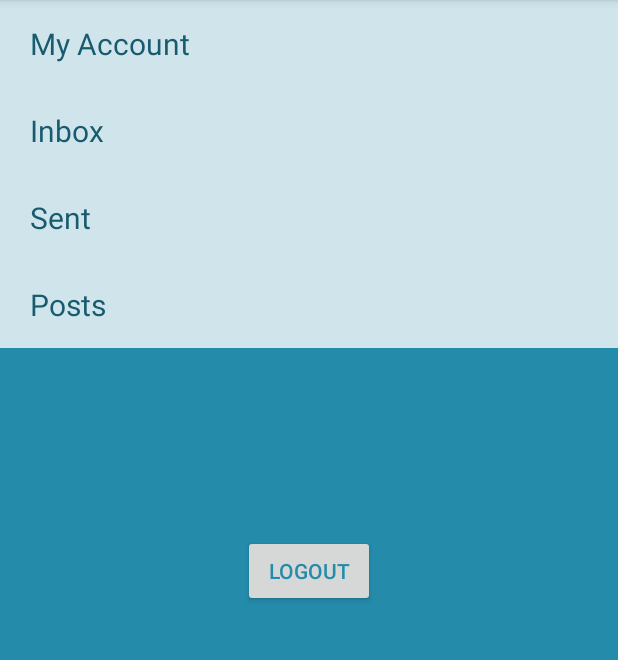
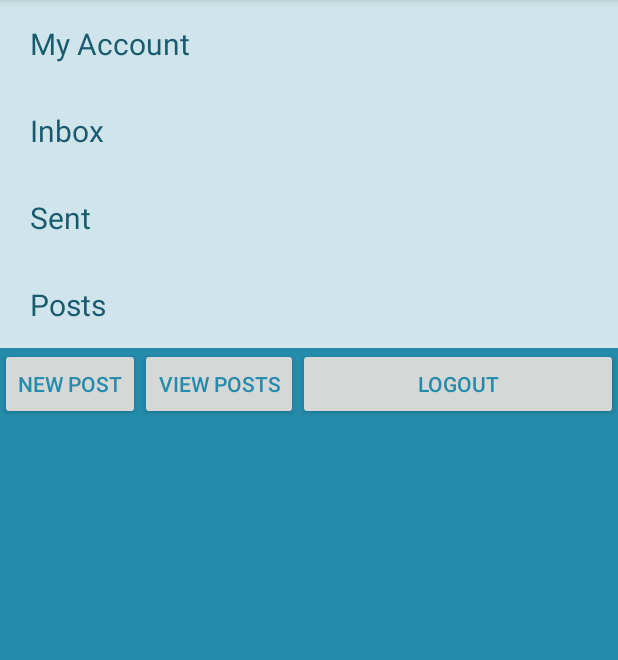
Before and after one commit to codyweis/iDea, an Android app: the Profile screen opened directly, with no data from a screen before it, on a phone screen of 412 x 824 dp, the part 84-744 px from its top. Run offline under Robolectric (Android 15) with nearby library versions, the phone set to English and light mode, and no system bars; our stand-ins replace Volley; network calls fail.

Commit message:
Displays Posts, new buttons, new icon

```diff
--- a/app/src/main/AndroidManifest.xml
+++ b/app/src/main/AndroidManifest.xml
@@ -34,6 +34,9 @@
         <activity
             android:name=".Profile">
         </activity>
+        <activity
+            android:name=".DisplayPosts">
+        </activity>
     </application>
 
 </manifest>
--- a/app/src/main/java/apps/luck3y/com/idea/Config.java
+++ b/app/src/main/java/apps/luck3y/com/idea/Config.java
@@ -28,6 +28,10 @@ public class Config {
     public static final String topic_id = "topic_id";
     public static final String topic_title = "title";
 
+    //variables for getposts
+    public static final String post_content = "content";
+    public static final String post_user = "user";
+
     //variables for getuserdata
     public static final String getUsername = "username";
     public static final String getfname = "fname";
@@ -37,6 +41,7 @@ public class Config {
     //json array
     public static final String json_array = "result";
     public static final String json_array_user = "resultUser";
+    public static final String json_array_post = "resultPost";
 
    //Check server response is equal to this string from php file
     public static final String logInMessage = "connected";
--- a/app/src/main/java/apps/luck3y/com/idea/Home.java
+++ b/app/src/main/java/apps/luck3y/com/idea/Home.java
@@ -7,8 +7,6 @@ import android.content.SharedPreferences;
 import android.os.Bundle;
 import android.support.v7.app.AlertDialog;
 import android.support.v7.app.AppCompatActivity;
-import android.view.Menu;
-import android.view.MenuItem;
 import android.view.View;
 
 import android.widget.AdapterView;
@@ -16,7 +14,6 @@ import android.widget.ArrayAdapter;
 import android.widget.Button;
 import android.widget.EditText;
 import android.widget.Spinner;
-import android.widget.TextView;
 import android.widget.Toast;
 
 import com.android.volley.AuthFailureError;
@@ -167,7 +164,7 @@ public class Home extends AppCompatActivity implements View.OnClickListener, Spi
                     @Override
                     public void onResponse(String response) {
                         Toast.makeText(Home.this, "Posted", Toast.LENGTH_LONG).show();
-                        Intent intent = new Intent(Home.this, Profile.class);
+                        Intent intent = new Intent(Home.this, DisplayPosts.class);
                         startActivity(intent);
                     }
                 },
--- a/app/src/main/java/apps/luck3y/com/idea/Profile.java
+++ b/app/src/main/java/apps/luck3y/com/idea/Profile.java
@@ -33,6 +33,8 @@ import java.util.ArrayList;
 public class Profile extends AppCompatActivity implements View.OnClickListener{
 
     Button btnLgout;
+    Button btnProfile;
+    Button btnPost;
 
     TextView acnt;
     TextView inbx;
@@ -50,8 +52,12 @@ public class Profile extends AppCompatActivity implements View.OnClickListener{
         pst = (TextView) findViewById(R.id.txtViewPsts);
 
         btnLgout = (Button) findViewById(R.id.btnlgout);
+        btnProfile = (Button) findViewById(R.id.btnViewPostsProfile);
+        btnPost = (Button) findViewById(R.id.btnNewPostProfile);
 
         btnLgout.setOnClickListener(this);
+        btnProfile.setOnClickListener(this);
+        btnPost.setOnClickListener(this);
         acnt.setOnClickListener(this);
 
     }
@@ -73,6 +79,12 @@ public class Profile extends AppCompatActivity implements View.OnClickListener{
                 break;
             case R.id.txtViewPsts:
                 viewPosts();
+                break;
+            case R.id.btnViewPostsProfile:
+                startActivity(new Intent(this, DisplayPosts.class));
+                break;
+            case R.id.btnNewPostProfile:
+                startActivity(new Intent(this, Home.class));
                 break;
         }
     }
--- a/app/src/main/res/layout/activity_account.xml
+++ b/app/src/main/res/layout/activity_account.xml
@@ -60,8 +60,8 @@
     <Button
         android:layout_width="wrap_content"
         android:layout_height="wrap_content"
-        android:text="Logout"
-        android:id="@+id/btnlgout"
+        android:text="Back"
+        android:id="@+id/btnBack"
         android:layout_gravity="center_horizontal"
         android:textColor="#248baa" />
 
--- a/app/src/main/res/layout/activity_profile.xml
+++ b/app/src/main/res/layout/activity_profile.xml
@@ -61,25 +61,28 @@
         android:paddingBottom="15dp"
         android:clickable="true" />
 
-    <TextView
-        android:layout_width="fill_parent"
-        android:layout_height="wrap_content"
-        android:id="@+id/test"
-        android:layout_gravity="center_horizontal"
-        android:layout_marginTop="20dp"
-        android:textColor="#1851a6"
-        android:textSize="20dp" />
-
-    <TextView
-        android:layout_width="fill_parent"
-        android:layout_height="wrap_content"
-        android:id="@+id/test2"
-        android:textColor="#185a6e"
-        android:textSize="20dp"
-        android:layout_marginBottom="50dp" />
+    <LinearLayout
+        android:orientation="horizontal"
+        android:layout_width="match_parent"
+        android:layout_height="match_parent">
 
         <Button
             android:layout_width="wrap_content"
+            android:layout_height="wrap_content"
+            android:text="New Post"
+            android:id="@+id/btnNewPostProfile"
+            android:textColor="#248baa"
+            android:layout_gravity="center_horizontal" />
+
+        <Button
+            android:layout_width="wrap_content"
+            android:layout_height="wrap_content"
+            android:text="View Posts"
+            android:id="@+id/btnViewPostsProfile"
+            android:textColor="#248baa" />
+
+        <Button
+            android:layout_width="fill_parent"
             android:layout_height="wrap_content"
             android:text="Logout"
             android:id="@+id/btnlgout"
@@ -87,3 +90,5 @@
             android:textColor="#248baa" />
 
     </LinearLayout>
+
+</LinearLayout>
```
Also changed, not shown: app/src/main/java/apps/luck3y/com/idea/Account.java (+42 -44 lines), app/src/main/java/apps/luck3y/com/idea/Admin.java (deleted, +0 -7 lines), app/src/main/java/apps/luck3y/com/idea/SessionId.java (deleted, +0 -53 lines), app/src/main/res/mipmap-hdpi/ic_launcher.png, app/src/main/res/mipmap-mdpi/ic_launcher.png, app/src/main/res/mipmap-xhdpi/ic_launcher.png, app/src/main/res/mipmap-xxhdpi/ic_launcher.png, app/src/main/res/mipmap-xxxhdpi/ic_launcher.png. Lines whose indentation alone changed are shown as unchanged.
